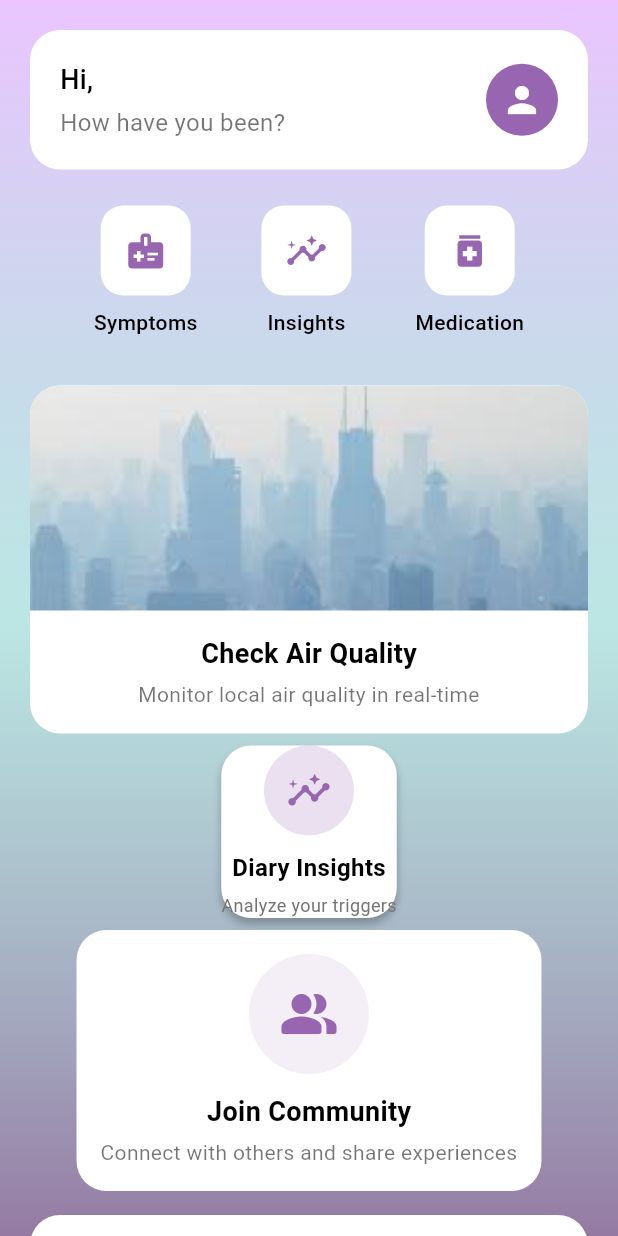
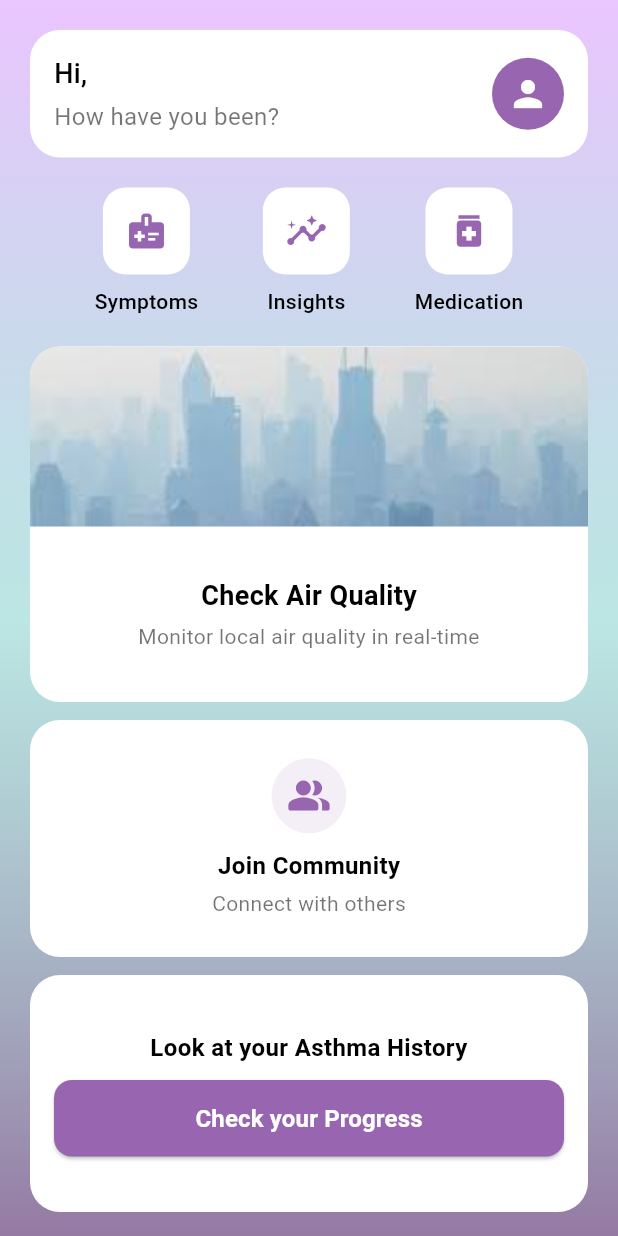
Before and after one commit to cpokala/AllerAlert, a Flutter app: the HomeScreen screen opened by its route, on a phone screen of 412 x 824 dp. Run offline on Flutter 3.47's test engine with Material 3 defaults, Android fonts, the phone set to English and light mode, and no system bars; our stand-ins replace cloud_firestore, firebase_auth, firebase_core, flutter_blue_plus, geolocator, get and 7 more; missing offline and left inert: dart:ffi; accounts and stored records are empty.

```diff
--- a/lib/screens/diary_insights_screen.dart
+++ b/lib/screens/diary_insights_screen.dart
@@ -65,8 +65,10 @@ class _DiaryInsightsScreenState extends State<DiaryInsightsScreen> with SingleTi
         padding: const EdgeInsets.all(12.0),
         child: Column(
           crossAxisAlignment: CrossAxisAlignment.start,
+          mainAxisSize: MainAxisSize.min,
           children: [
-            Text(
+            Flexible(
+              child: Text(
                 text,
                 style: const TextStyle(
                   fontSize: 16,
@@ -75,9 +77,8 @@ class _DiaryInsightsScreenState extends State<DiaryInsightsScreen> with SingleTi
                 maxLines: 2,
                 overflow: TextOverflow.ellipsis,
               ),
+            ),
             const SizedBox(height: 8),
-            Row(
-              children: [
             Container(
               padding: const EdgeInsets.symmetric(horizontal: 10, vertical: 5),
               decoration: BoxDecoration(
@@ -91,8 +92,6 @@ class _DiaryInsightsScreenState extends State<DiaryInsightsScreen> with SingleTi
                   fontWeight: FontWeight.bold,
                 ),
               ),
-                ),
-              ],
             ),
           ],
         ),
@@ -140,7 +139,7 @@ class _DiaryInsightsScreenState extends State<DiaryInsightsScreen> with SingleTi
             crossAxisCount: 2,
             crossAxisSpacing: 10,
             mainAxisSpacing: 10,
-            childAspectRatio: 2.2,
+            childAspectRatio: 1.8, // Adjusted from 2.2 to give more height
           ),
           itemCount: sortedEntries.length > 6 ? 6 : sortedEntries.length,
           itemBuilder: (context, index) {
--- a/lib/screens/home_screen.dart
+++ b/lib/screens/home_screen.dart
@@ -22,7 +22,6 @@ class HomeScreen extends StatelessWidget {
           ),
         ),
         child: SafeArea(
-          child: SingleChildScrollView( // Added SingleChildScrollView to fix overflow
           child: Padding(
             padding: const EdgeInsets.symmetric(horizontal: 20),
             child: Column(
@@ -32,20 +31,45 @@ class HomeScreen extends StatelessWidget {
                 // Greeting Card
                 _buildGreetingCard(user),
 
-                  const SizedBox(height: 24),
+                const SizedBox(height: 20),
 
                 // Action Buttons
                 _buildActionButtons(context),
 
-                  const SizedBox(height: 24),
+                const SizedBox(height: 20),
 
-                  // Main Content
-                  _buildMainContent(context),
+                // Main Cards - Use Expanded to distribute remaining space
+                Expanded(
+                  child: Column(
+                    children: [
+                      // Air Quality Card
+                      Expanded(
+                        flex: 3,
+                        child: _buildAirQualityCard(context),
+                      ),
 
-                  // Add bottom padding to prevent overflow
-                  const SizedBox(height: 24),
+                      const SizedBox(height: 12),
+
+                      // Community Card - fixed to be centered and proper size
+                      Expanded(
+                        flex: 2,
+                        child: _buildCommunityCard(context),
+                      ),
+
+                      const SizedBox(height: 12),
+
+                      // Asthma History Card - fixed to be centered
+                      Expanded(
+                        flex: 2,
+                        child: _buildAsthmaHistoryCard(context),
+                      ),
+
+                      // Add some space at the bottom
+                      const SizedBox(height: 16),
                     ],
                   ),
+                ),
+              ],
             ),
           ),
         ),
@@ -58,7 +82,7 @@ class HomeScreen extends StatelessWidget {
     final String? photoURL = user?.photoURL;
 
     return Container(
-      padding: const EdgeInsets.all(20),
+      padding: const EdgeInsets.all(16),
       decoration: BoxDecoration(
         color: Colors.white,
         borderRadius: BorderRadius.circular(20),
@@ -117,10 +141,7 @@ class HomeScreen extends StatelessWidget {
         _buildActionButton(
           icon: Icons.insights,
           label: 'Insights',
-          onTap: () {
-            // Use GetX navigation to the Bluetooth scanner screen
-            Get.toNamed('/scan-devices');
-          },
+          onTap: () => Navigator.pushNamed(context, '/scan-devices'),
         ),
         _buildActionButton(
           icon: Icons.medication,
@@ -139,8 +160,8 @@ class HomeScreen extends StatelessWidget {
     return Column(
       children: [
         Container(
-          width: 60,
-          height: 60,
+          width: 58,
+          height: 58,
           decoration: BoxDecoration(
             color: Colors.white,
             borderRadius: BorderRadius.circular(15),
@@ -164,14 +185,11 @@ class HomeScreen extends StatelessWidget {
     );
   }
 
-  Widget _buildMainContent(BuildContext context) {
-    return Column(
-      children: [
-        // Air Quality Card
-        GestureDetector(
+  Widget _buildAirQualityCard(BuildContext context) {
+    return GestureDetector(
       onTap: () => Navigator.pushNamed(context, '/air-quality'),
       child: Container(
-            margin: const EdgeInsets.symmetric(vertical: 8),
+        width: double.infinity,
         decoration: BoxDecoration(
           color: Colors.white,
           borderRadius: BorderRadius.circular(20),
@@ -183,13 +201,15 @@ class HomeScreen extends StatelessWidget {
               child: Image.asset(
                 'assets/images/city_skyline.png',
                 width: double.infinity,
-                    height: 150,
+                height: 120,
                 fit: BoxFit.cover,
               ),
             ),
-                Padding(
-                  padding: const EdgeInsets.all(16),
+            Expanded(
+              child: Padding(
+                padding: const EdgeInsets.all(12),
                 child: Column(
+                  mainAxisAlignment: MainAxisAlignment.center,
                   children: [
                     const Text(
                       'Check Air Quality',
@@ -210,138 +230,96 @@ class HomeScreen extends StatelessWidget {
                   ],
                 ),
               ),
-              ],
-            ),
-          ),
-        ),
-
-        GestureDetector(
-          onTap: () {
-            Get.toNamed('/diary-insights');
-          },
-          child: Container(
-            decoration: BoxDecoration(
-              color: Colors.white,
-              borderRadius: BorderRadius.circular(20),
-              boxShadow: const [
-                BoxShadow(
-                  color: Color(0x3F000000),
-                  blurRadius: 4,
-                  offset: Offset(0, 4),
-                ),
-              ],
-            ),
-            child: Column(
-              mainAxisAlignment: MainAxisAlignment.center,
-              children: [
-                Container(
-                  width: 60,
-                  height: 60,
-                  decoration: BoxDecoration(
-                    color: const Color(0xFF9866B0).withOpacity(0.2),
-                    shape: BoxShape.circle,
-                  ),
-                  child: const Icon(
-                    Icons.insights,
-                    color: Color(0xFF9866B0),
-                    size: 30,
-                  ),
-                ),
-                const SizedBox(height: 10),
-                const Text(
-                  'Diary Insights',
-                  style: TextStyle(
-                    fontSize: 16,
-                    fontWeight: FontWeight.w600,
-                    color: Colors.black,
-                  ),
-                ),
-                const SizedBox(height: 5),
-                Text(
-                  'Analyze your triggers',
-                  style: TextStyle(
-                    fontSize: 12,
-                    color: Colors.grey.shade600,
-                  ),
             ),
           ],
         ),
       ),
-        ),
+    );
+  }
 
-        // Community Card
-        GestureDetector(
+  Widget _buildCommunityCard(BuildContext context) {
+    return GestureDetector(
       onTap: () => Navigator.pushNamed(context, '/community'),
       child: Container(
-            margin: const EdgeInsets.symmetric(vertical: 8),
+        width: double.infinity,
         padding: const EdgeInsets.all(16),
         decoration: BoxDecoration(
           color: Colors.white,
           borderRadius: BorderRadius.circular(20),
         ),
         child: Column(
+          mainAxisAlignment: MainAxisAlignment.center,
           children: [
             Container(
-                  width: 80,
-                  height: 80,
+              width: 50,
+              height: 50,
               decoration: BoxDecoration(
                 color: const Color(0xFF9866B0).withOpacity(0.1),
                 shape: BoxShape.circle,
               ),
               child: const Icon(
                 Icons.people_alt_rounded,
-                    size: 40,
+                size: 30,
                 color: Color(0xFF9866B0),
               ),
             ),
-                const SizedBox(height: 12),
-                const Text(
+            const SizedBox(height: 10),
+            const Column(
+              children: [
+                Text(
                   'Join Community',
                   style: TextStyle(
-                    fontSize: 18,
+                    fontSize: 16,
                     fontWeight: FontWeight.w600,
                   ),
                 ),
-                const SizedBox(height: 4),
-                const Text(
-                  'Connect with others and share experiences',
+                SizedBox(height: 4),
+                Text(
+                  'Connect with others',
                   style: TextStyle(
                     fontSize: 14,
                     color: Colors.black54,
                   ),
-                  textAlign: TextAlign.center,
+                ),
+              ],
             ),
           ],
         ),
       ),
-        ),
+    );
+  }
 
-        // Progress Section
-        Container(
-          margin: const EdgeInsets.symmetric(vertical: 8),
+  Widget _buildAsthmaHistoryCard(BuildContext context) {
+    return Container(
+      width: double.infinity,
       padding: const EdgeInsets.all(16),
       decoration: BoxDecoration(
         color: Colors.white,
         borderRadius: BorderRadius.circular(20),
       ),
       child: Column(
+        mainAxisAlignment: MainAxisAlignment.center,
         children: [
           const Text(
             'Look at your Asthma History',
             style: TextStyle(
-                  fontSize: 18,
+              fontSize: 16,
               fontWeight: FontWeight.w600,
             ),
+            textAlign: TextAlign.center,
           ),
-              const SizedBox(height: 12),
+          const SizedBox(height: 10),
           SizedBox(
             width: double.infinity,
             child: ElevatedButton(
-                  onPressed: () => Navigator.pushNamed(context, '/asthma-history'),
+              onPressed: () {
+                // Navigate to DiaryInsightsScreen
+                Get.toNamed('/diary-insights');
+              },
               style: ElevatedButton.styleFrom(
                 backgroundColor: const Color(0xFF9866B0),
                 foregroundColor: Colors.white,
-                    padding: const EdgeInsets.symmetric(vertical: 16),
+                padding: const EdgeInsets.symmetric(vertical: 14),
                 shape: RoundedRectangleBorder(
                   borderRadius: BorderRadius.circular(12),
                 ),
@@ -357,8 +335,6 @@ class HomeScreen extends StatelessWidget {
           ),
         ],
       ),
-        ),
-      ],
     );
   }
 }
--- a/lib/screens/login_screen.dart
+++ b/lib/screens/login_screen.dart
@@ -109,8 +109,12 @@ class _LoginScreenState extends State<LoginScreen> {
   @override
   Widget build(BuildContext context) {
     final screenSize = MediaQuery.of(context).size;
+    // Get the keyboard height if it's visible
+    final viewInsets = MediaQuery.of(context).viewInsets;
 
     return Scaffold(
+      // Use a resizeToAvoidBottomInset to adjust for keyboard
+      resizeToAvoidBottomInset: true,
       body: Container(
         width: screenSize.width,
         height: screenSize.height,
@@ -121,7 +125,11 @@ class _LoginScreenState extends State<LoginScreen> {
             colors: [Color(0xFFEBC5FF), Color(0xAA9ADAD5), Color(0xFF957AA3)],
           ),
         ),
+        // Wrap with SingleChildScrollView to allow scrolling when keyboard appears
         child: SafeArea(
+          child: SingleChildScrollView(
+            // Add reverse to maintain view of active input fields
+            reverse: viewInsets.bottom > 0,
             child: Padding(
               padding: const EdgeInsets.symmetric(horizontal: 24.0),
               child: Form(
@@ -155,8 +163,8 @@ class _LoginScreenState extends State<LoginScreen> {
                       ),
                     ),
 
-                  Expanded(
-                    flex: 3,
+                    SizedBox(
+                      height: screenSize.height * 0.25,
                       child: Column(
                         mainAxisAlignment: MainAxisAlignment.center,
                         children: [
@@ -178,11 +186,10 @@ class _LoginScreenState extends State<LoginScreen> {
                       ),
                     ),
 
-                  Expanded(
-                    flex: 4,
-                    child: Column(
-                      mainAxisAlignment: MainAxisAlignment.spaceEvenly,
-                      children: [
+                    // Add padding to adjust for keyboard
+                    SizedBox(height: viewInsets.bottom > 0 ? 20 : screenSize.height * 0.05),
+
+                    // Welcome text
                     const Column(
                       children: [
                         Text(
@@ -199,6 +206,8 @@ class _LoginScreenState extends State<LoginScreen> {
                         ),
                       ],
                     ),
+
+                    const SizedBox(height: 20),
 
                     // Form Fields
                     Column(
@@ -265,6 +274,8 @@ class _LoginScreenState extends State<LoginScreen> {
                       ],
                     ),
 
+                    const SizedBox(height: 20),
+
                     // Sign In Button
                     ElevatedButton(
                       onPressed: _isLoading ? null : _handleEmailSignIn,
@@ -284,17 +295,14 @@ class _LoginScreenState extends State<LoginScreen> {
                         ),
                       ),
                     ),
-                      ],
-                    ),
-                  ),
 
-                  Expanded(
-                    flex: 2,
-                    child: Column(
-                      mainAxisAlignment: MainAxisAlignment.spaceEvenly,
+                    const SizedBox(height: 16),
+
+                    // Social Login
+                    Column(
                       children: [
                         const Text('or sign in with'),
-
+                        const SizedBox(height: 12),
                         // Social Login Buttons
                         Row(
                           mainAxisAlignment: MainAxisAlignment.center,
@@ -310,6 +318,10 @@ class _LoginScreenState extends State<LoginScreen> {
                             ),
                           ],
                         ),
+                      ],
+                    ),
+
+                    const SizedBox(height: 16),
 
                     // Create Account Button
                     TextButton(
@@ -332,10 +344,11 @@ class _LoginScreenState extends State<LoginScreen> {
                         ),
                       ),
                     ),
+
+                    // Add padding at the bottom to avoid cut off by keyboard
+                    SizedBox(height: viewInsets.bottom > 0 ? viewInsets.bottom : 20),
                   ],
                 ),
-                  ),
-                ],
               ),
             ),
           ),
```
Lines whose indentation alone changed are shown as unchanged.
